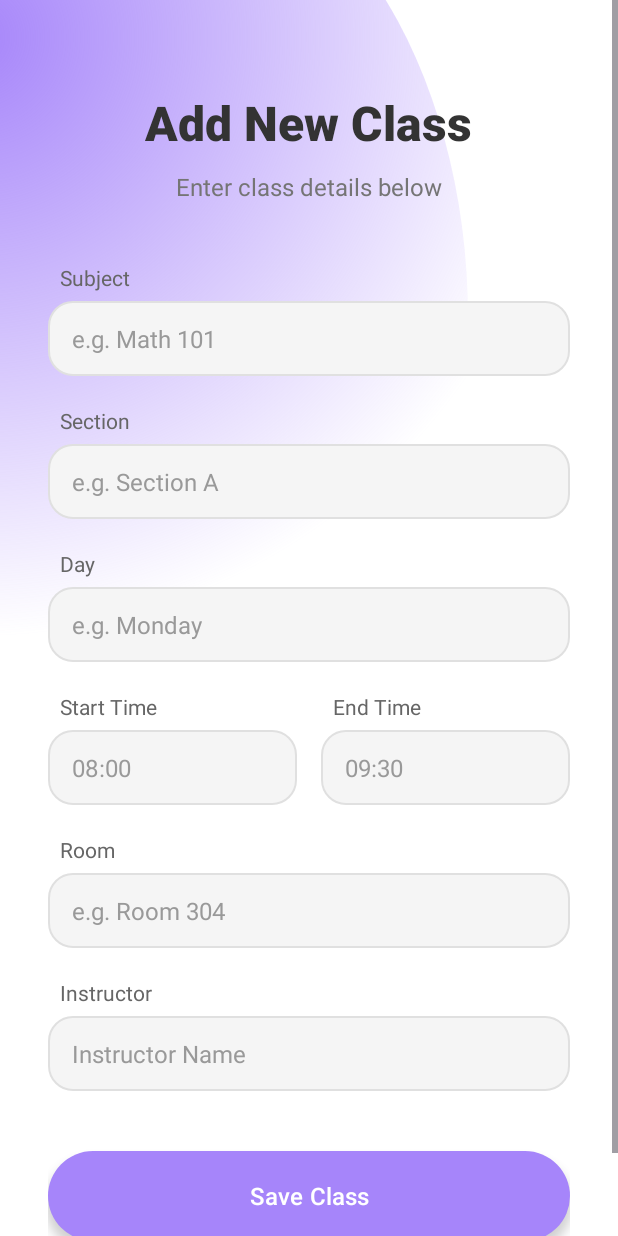
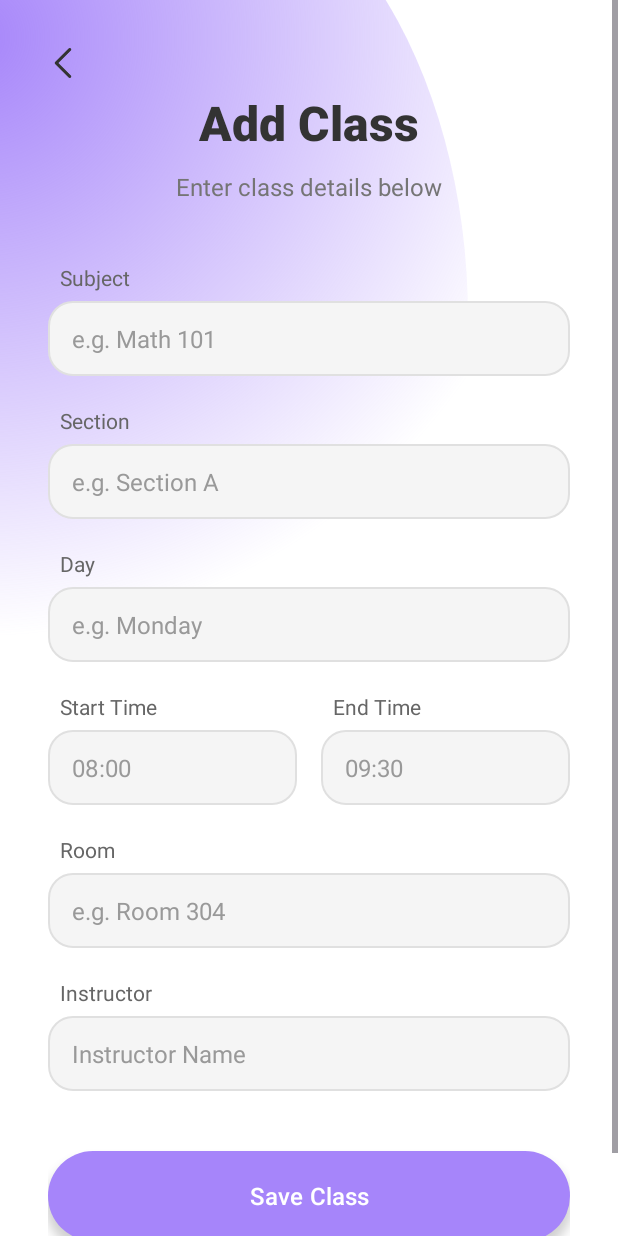
Before and after one commit to Hanes19/scheduling_mangement_system, an Android app: the AddClassActivity screen opened directly, with no data from a screen before it, on a phone screen of 412 x 824 dp. Run offline under Robolectric (Android 15) with nearby library versions, the phone set to English and light mode, and no system bars.

Commit message:
bck_button

```diff
--- a/schedule_management/app/src/main/res/layout/activity_add_class.xml
+++ b/schedule_management/app/src/main/res/layout/activity_add_class.xml
@@ -13,16 +13,37 @@
         android:padding="32dp">
 
         <!-- Header -->
+        <LinearLayout
+            android:layout_width="match_parent"
+            android:layout_height="wrap_content"
+            android:orientation="vertical"
+            android:layout_marginBottom="10dp">
+
+            <!-- Back Button (Top Left) -->
+            <ImageButton
+                android:id="@+id/btnBack"
+                android:layout_width="20dp"
+                android:layout_height="20dp"
+                android:src="@drawable/back_btn"
+                android:background="?android:attr/selectableItemBackgroundBorderless"
+                android:scaleType="centerInside"
+                android:contentDescription="Back"
+                app:tint="#333333"
+                android:layout_gravity="start"
+                android:layout_marginBottom="8dp"/>
+
+            <!-- Title (Centered below button) -->
             <TextView
+                android:id="@+id/tvWelcomeStudent"
                 android:layout_width="wrap_content"
                 android:layout_height="wrap_content"
-            android:text="Add New Class"
+                android:text="Add Class"
                 android:textSize="32sp"
                 android:fontFamily="sans-serif-black"
-            android:layout_marginTop="28dp"
-            android:layout_marginBottom="10dp"
                 android:textColor="@color/text_dark"
                 android:layout_gravity="center_horizontal"/>
+
+        </LinearLayout>
 
         <TextView
             android:layout_width="wrap_content"
```
Also changed, not shown: schedule_management/app/src/main/res/layout/activity_manage_instructors.xml (+11 -10 lines), schedule_management/app/src/main/res/layout/activity_master_schedule.xml (+23 -2 lines), schedule_management/app/src/main/res/layout/activity_student_dashboard.xml (+10 -9 lines). Lines whose indentation alone changed are shown as unchanged.
